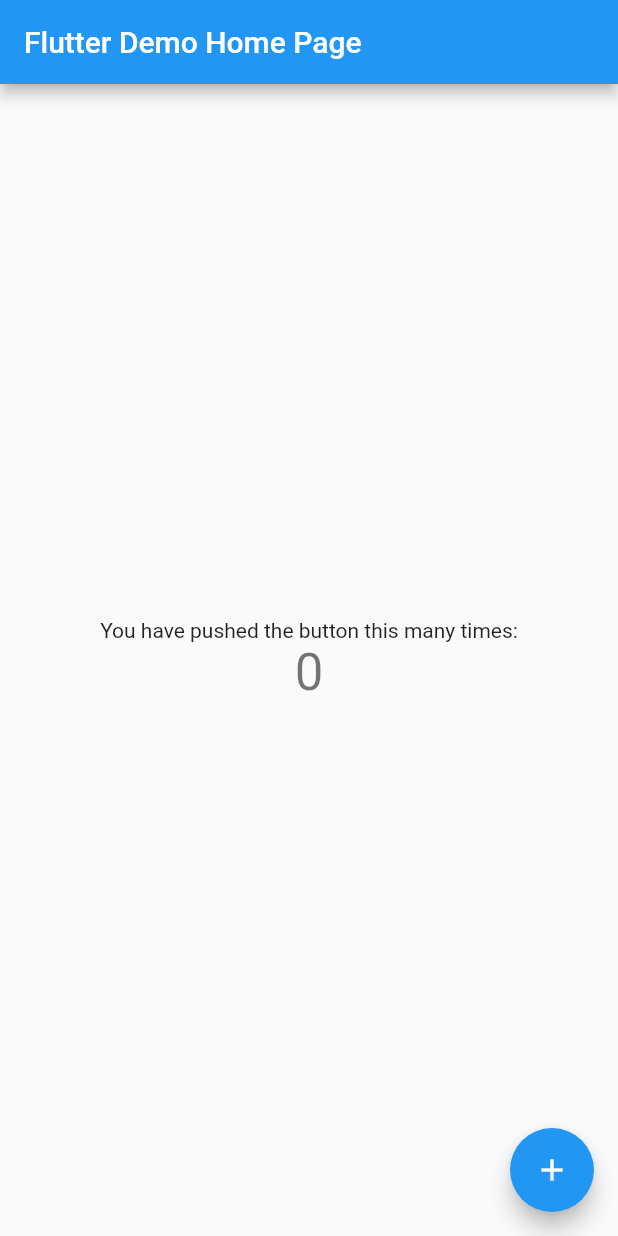
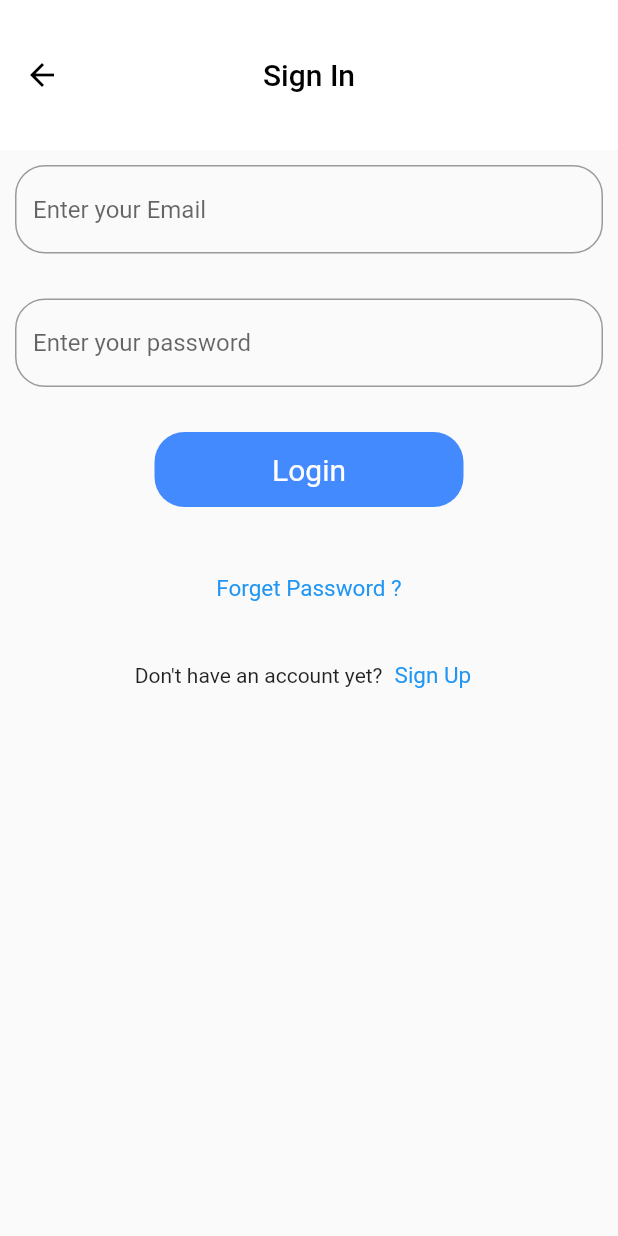
Before and after one commit to anush7384/bookmark-flutter, a Flutter app: the screen it shows after launch, on a phone screen of 412 x 824 dp. Run offline on Flutter 3.47's test engine with Material 2 defaults, Android fonts, the phone set to English and light mode, and no system bars.

Commit message:
login screen

```diff
--- /dev/null
+++ b/lib/app/my_app.dart
@@ -0,0 +1,22 @@
+// ignore_for_file: prefer_const_constructors
+
+import 'package:flutter/material.dart';
+
+import '../screens/login/login.dart';
+
+class MyApp extends StatelessWidget {
+  const MyApp({super.key});
+
+  // This widget is the root of your application.
+  @override
+  Widget build(BuildContext context) {
+
+    return MaterialApp(
+      debugShowCheckedModeBanner: false,
+      initialRoute: '/login',
+      routes: {
+        '/login':(context) => MyLoginPage(),
+      },
+      );
+  }
+}
--- a/lib/main.dart
+++ b/lib/main.dart
@@ -1,115 +1,10 @@
+// ignore_for_file: prefer_const_constructors
+
 import 'package:flutter/material.dart';
+
+import 'app/my_app.dart';
+// import 'screens/login/login.dart';
 
 void main() {
   runApp(const MyApp());
 }
-
-class MyApp extends StatelessWidget {
-  const MyApp({super.key});
-
-  // This widget is the root of your application.
-  @override
-  Widget build(BuildContext context) {
-    return MaterialApp(
-      title: 'Flutter Demo',
-      theme: ThemeData(
-        // This is the theme of your application.
-        //
-        // Try running your application with "flutter run". You'll see the
-        // application has a blue toolbar. Then, without quitting the app, try
-        // changing the primarySwatch below to Colors.green and then invoke
-        // "hot reload" (press "r" in the console where you ran "flutter run",
-        // or simply save your changes to "hot reload" in a Flutter IDE).
-        // Notice that the counter didn't reset back to zero; the application
-        // is not restarted.
-        primarySwatch: Colors.blue,
-      ),
-      home: const MyHomePage(title: 'Flutter Demo Home Page'),
-    );
-  }
-}
-
-class MyHomePage extends StatefulWidget {
-  const MyHomePage({super.key, required this.title});
-
-  // This widget is the home page of your application. It is stateful, meaning
-  // that it has a State object (defined below) that contains fields that affect
-  // how it looks.
-
-  // This class is the configuration for the state. It holds the values (in this
-  // case the title) provided by the parent (in this case the App widget) and
-  // used by the build method of the State. Fields in a Widget subclass are
-  // always marked "final".
-
-  final String title;
-
-  @override
-  State<MyHomePage> createState() => _MyHomePageState();
-}
-
-class _MyHomePageState extends State<MyHomePage> {
-  int _counter = 0;
-
-  void _incrementCounter() {
-    setState(() {
-      // This call to setState tells the Flutter framework that something has
-      // changed in this State, which causes it to rerun the build method below
-      // so that the display can reflect the updated values. If we changed
-      // _counter without calling setState(), then the build method would not be
-      // called again, and so nothing would appear to happen.
-      _counter++;
-    });
-  }
-
-  @override
-  Widget build(BuildContext context) {
-    // This method is rerun every time setState is called, for instance as done
-    // by the _incrementCounter method above.
-    //
-    // The Flutter framework has been optimized to make rerunning build methods
-    // fast, so that you can just rebuild anything that needs updating rather
-    // than having to individually change instances of widgets.
-    return Scaffold(
-      appBar: AppBar(
-        // Here we take the value from the MyHomePage object that was created by
-        // the App.build method, and use it to set our appbar title.
-        title: Text(widget.title),
-      ),
-      body: Center(
-        // Center is a layout widget. It takes a single child and positions it
-        // in the middle of the parent.
-        child: Column(
-          // Column is also a layout widget. It takes a list of children and
-          // arranges them vertically. By default, it sizes itself to fit its
-          // children horizontally, and tries to be as tall as its parent.
-          //
-          // Invoke "debug painting" (press "p" in the console, choose the
-          // "Toggle Debug Paint" action from the Flutter Inspector in Android
-          // Studio, or the "Toggle Debug Paint" command in Visual Studio Code)
-          // to see the wireframe for each widget.
-          //
-          // Column has various properties to control how it sizes itself and
-          // how it positions its children. Here we use mainAxisAlignment to
-          // center the children vertically; the main axis here is the vertical
-          // axis because Columns are vertical (the cross axis would be
-          // horizontal).
-          mainAxisAlignment: MainAxisAlignment.center,
-          children: <Widget>[
-            const Text(
-              'You have pushed the button this many times:',
-            ),
-            Text(
-              '$_counter',
-              style: Theme.of(context).textTheme.headline4,
-            ),
-          ],
-        ),
-      ),
-      floatingActionButton: FloatingActionButton(
-        onPressed: _incrementCounter,
-        tooltip: 'Increment',
-        child: const Icon(Icons.add),
-      ), // This trailing comma makes auto-formatting nicer for build methods.
-    );
-  }
-}
--- /dev/null
+++ b/lib/screens/login/login.dart
@@ -0,0 +1,54 @@
+// ignore_for_file: prefer_const_literals_to_create_immutables, prefer_const_constructors, avoid_unnecessary_containers
+
+import 'package:bookmark/screens/login/widgets/forgetpasswordtext.dart';
+import 'package:bookmark/screens/login/widgets/inputtextfield.dart';
+import 'package:bookmark/screens/login/widgets/loginbutton.dart';
+import 'package:flutter/material.dart';
+
+
+class MyLoginPage extends StatefulWidget {
+  const MyLoginPage({super.key});
+
+  @override
+  State<MyLoginPage> createState() => _MyLoginPageState();
+}
+
+class _MyLoginPageState extends State<MyLoginPage> {
+  final emailcontroller = TextEditingController();
+  final passwordcontroller = TextEditingController();
+  @override
+  Widget build(BuildContext context) {
+    return Scaffold(
+      appBar: AppBar(
+        leading: Icon(Icons.arrow_back, color: Colors.black,),
+        title: Text("Sign In", style: TextStyle(color: Colors.black),),
+        backgroundColor: Colors.white,
+        centerTitle: true,
+        elevation: 0,
+        toolbarHeight: 100.0,
+      ),
+      body:
+        Center(
+          child: Container(
+            padding: EdgeInsets.all(10),
+              child: Column(
+                children: [
+                   Padding(
+                     padding: const EdgeInsets.only(bottom: 30),
+                     child: MyTextfield(hinttext: 'Enter your Email', controller: emailcontroller, obscure: false,),
+                   ),
+                   Padding(
+                     padding: const EdgeInsets.only(bottom: 30.0),
+                     child: MyTextfield(hinttext: 'Enter your password', controller: passwordcontroller, obscure: true,),
+                   ),
+                   MyLoginButton(),
+                   MyForgetPasswordText()
+                ],
+              ),
+
+          ),
+        ),
+
+    );
+  }
+}
--- /dev/null
+++ b/lib/screens/login/widgets/forgetpasswordtext.dart
@@ -0,0 +1,72 @@
+// ignore_for_file: prefer_const_constructors, prefer_const_literals_to_create_immutables
+
+import 'package:flutter/material.dart';
+// import 'package:flutter/src/widgets/container.dart';
+// import 'package:flutter/src/widgets/framework.dart';
+
+class MyForgetPasswordText extends StatefulWidget {
+  const MyForgetPasswordText({super.key});
+
+  @override
+  State<MyForgetPasswordText> createState() => _MyForgetPasswordTextState();
+}
+
+class _MyForgetPasswordTextState extends State<MyForgetPasswordText> {
+  @override
+  Widget build(BuildContext context) {
+    return Container(
+      padding: EdgeInsets.only(top: 30.0),
+      child: Column(
+        children: [
+          Row(
+            mainAxisAlignment: MainAxisAlignment.center,
+            children: [
+              TextButton(
+                style: TextButton.styleFrom(
+                    foregroundColor: Colors.blue,
+                    shape: RoundedRectangleBorder(
+                      borderRadius: BorderRadius.circular(20.0),
+                    )),
+                onPressed: () {},
+                child: Text(
+                  'Forget Password ?',
+                  style: TextStyle(
+                      fontWeight: FontWeight.normal,
+                      fontSize: 15.0,
+                      color: Colors.blue),
+                ),
+              ),
+            ],
+          ),
+          SizedBox(
+            height: 10.0,
+          ),
+          Container(
+            width: 500,
+            child: Row(
+              mainAxisAlignment: MainAxisAlignment.center,
+              children: [
+                Text("Don't have an account yet?"),
+                TextButton(
+                  style: TextButton.styleFrom(
+                      foregroundColor: Colors.blue,
+                      shape: RoundedRectangleBorder(
+                        borderRadius: BorderRadius.circular(20.0),
+                      )),
+                  onPressed: () {},
+                  child: Text(
+                    'Sign Up',
+                    style: TextStyle(
+                        fontWeight: FontWeight.normal,
+                        fontSize: 15.0,
+                        color: Colors.blue),
+                  ),
+                ),
+              ],
+            ),
+          )
+        ],
+      ),
+    );
+  }
+}
--- /dev/null
+++ b/lib/screens/login/widgets/inputtextfield.dart
@@ -0,0 +1,31 @@
+// ignore_for_file: avoid_unnecessary_containers, prefer_const_constructors
+
+import 'package:flutter/material.dart';
+
+class MyTextfield extends StatefulWidget {
+  final String hinttext;
+  final bool obscure;
+  final TextEditingController controller;
+  const MyTextfield(
+      {super.key,
+      required this.hinttext,
+      required this.controller,
+      required this.obscure});
+
+  @override
+  State<MyTextfield> createState() => _MyTextfieldState();
+}
+
+class _MyTextfieldState extends State<MyTextfield> {
+  @override
+  Widget build(BuildContext context) {
+    return TextFormField(
+      controller: widget.controller,
+      obscureText: widget.obscure,
+      decoration: InputDecoration(
+        border: OutlineInputBorder(borderRadius: BorderRadius.circular(20.0)),
+        hintText: widget.hinttext,
+      ),
+    );
+  }
+}
--- /dev/null
+++ b/lib/screens/login/widgets/loginbutton.dart
@@ -0,0 +1,36 @@
+// ignore_for_file: prefer_const_constructors, unused_local_variable, sized_box_for_whitespace
+
+import 'package:flutter/material.dart';
+// import 'package:flutter/src/widgets/container.dart';
+// import 'package:flutter/src/widgets/framework.dart';
+
+class MyLoginButton extends StatefulWidget {
+  const MyLoginButton({super.key});
+
+  @override
+  State<MyLoginButton> createState() => _MyLoginButtonState();
+}
+
+class _MyLoginButtonState extends State<MyLoginButton> {
+  @override
+  Widget build(BuildContext context) {
+    double width = MediaQuery.of(context).size.width*0.5;
+    return Padding(
+      padding: const EdgeInsets.only(left: 10, right: 10),
+      child: Container(
+        height: 50,
+        width: width,
+        child: TextButton(
+          style: TextButton.styleFrom(
+            foregroundColor: Colors.white, backgroundColor: Colors.blueAccent,
+            shape: RoundedRectangleBorder(
+              borderRadius: BorderRadius.circular(20.0),
+            )
+             ),
+          onPressed: () {},
+          child: Text('Login', style: TextStyle(fontWeight: FontWeight.normal, fontSize: 20.0),),
+        ),
+      ),
+    );
+  }
+}
--- /dev/null
+++ b/lib/screens/login/widgets/signintext.dart
@@ -0,0 +1,43 @@
+// ignore_for_file: prefer_const_constructors, prefer_const_literals_to_create_immutables, avoid_unnecessary_containers
+
+// import 'package:flutter/cupertino.dart';
+import 'package:flutter/material.dart';
+// import 'package:flutter/src/widgets/container.dart';
+// import 'package:flutter/src/widgets/framework.dart';
+
+class MySignInText extends StatelessWidget {
+  const MySignInText({super.key});
+
+  @override
+  Widget build(BuildContext context) {
+    return Container(
+
+      padding: EdgeInsets.only(top: 50.0),
+      child: Column(
+        children: [
+          Row(
+
+            children: [
+              Container(
+                child: Icon(
+                  Icons.arrow_back,
+                  size: 24.0,
+                ),
+              ),
+              Container(
+
+                  child: Text(
+                    'Sign in',
+                    style: TextStyle(
+                        color: Colors.black,
+                        fontSize: 20.0,
+                        fontWeight: FontWeight.bold),
+                  ))
+            ],
+          ),
+          SizedBox(height: 100.0)
+        ],
+      ),
+    );
+  }
+}
```
Also changed, not shown: 1 other file.
